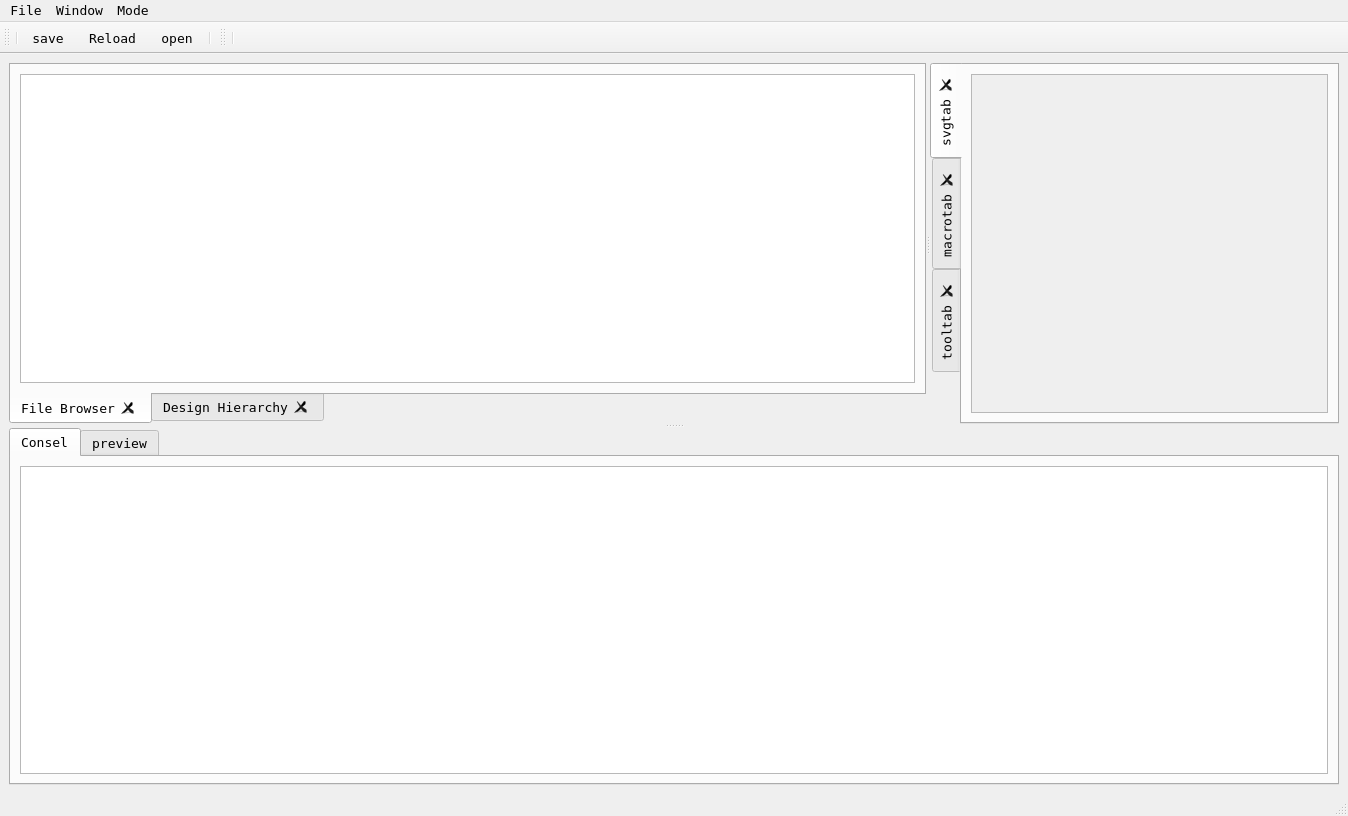
Qt form uvs.ui (henry-czh/cbs_smt) before a commit.
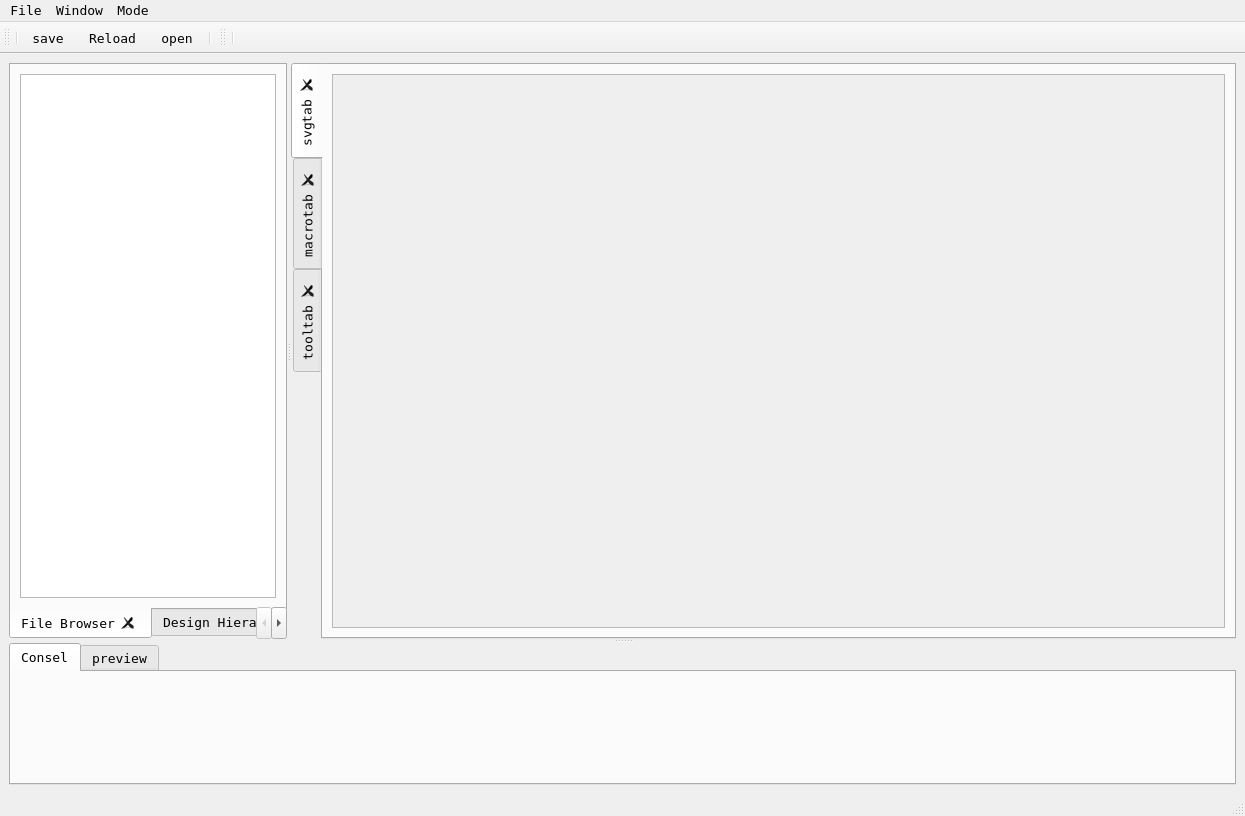
The same form after that commit. Icons and pictures are not drawn.

What changed in the file:
```diff
--- a/uvs.ui
+++ b/uvs.ui
@@ -9,7 +9,7 @@
    <rect>
     <x>0</x>
     <y>0</y>
-    <width>1348</width>
+    <width>1245</width>
     <height>816</height>
    </rect>
   </property>
@@ -45,10 +45,22 @@
    <layout class="QHBoxLayout" name="horizontalLayout">
     <item>
      <widget class="QSplitter" name="splitter_2">
+      <property name="sizePolicy">
+       <sizepolicy hsizetype="Expanding" vsizetype="Expanding">
+        <horstretch>8</horstretch>
+        <verstretch>0</verstretch>
+       </sizepolicy>
+      </property>
       <property name="orientation">
        <enum>Qt::Vertical</enum>
       </property>
       <widget class="QSplitter" name="splitter">
+       <property name="sizePolicy">
+        <sizepolicy hsizetype="Expanding" vsizetype="Expanding">
+         <horstretch>0</horstretch>
+         <verstretch>8</verstretch>
+        </sizepolicy>
+       </property>
        <property name="orientation">
         <enum>Qt::Horizontal</enum>
        </property>
@@ -56,7 +68,7 @@
         <property name="sizePolicy">
          <sizepolicy hsizetype="Expanding" vsizetype="Expanding">
           <horstretch>0</horstretch>
-          <verstretch>0</verstretch>
+          <verstretch>3</verstretch>
          </sizepolicy>
         </property>
         <property name="minimumSize">
@@ -162,6 +174,9 @@
             <property name="sizeAdjustPolicy">
              <enum>QAbstractScrollArea::AdjustToContents</enum>
             </property>
+            <property name="wordWrap">
+             <bool>true</bool>
+            </property>
            </widget>
           </item>
          </layout>
@@ -232,6 +247,12 @@
         </widget>
        </widget>
        <widget class="QTabWidget" name="main_tabWidget">
+        <property name="sizePolicy">
+         <sizepolicy hsizetype="Expanding" vsizetype="Expanding">
+          <horstretch>1</horstretch>
+          <verstretch>7</verstretch>
+         </sizepolicy>
+        </property>
         <property name="minimumSize">
          <size>
           <width>0</width>
@@ -310,7 +331,7 @@
               <rect>
                <x>0</x>
                <y>0</y>
-               <width>355</width>
+               <width>891</width>
                <height>334</height>
               </rect>
              </property>
@@ -346,8 +367,8 @@
       <widget class="QTabWidget" name="tabWidget_2">
        <property name="sizePolicy">
         <sizepolicy hsizetype="Expanding" vsizetype="Expanding">
-         <horstretch>0</horstretch>
-         <verstretch>0</verstretch>
+         <horstretch>1</horstretch>
+         <verstretch>2</verstretch>
         </sizepolicy>
        </property>
        <property name="minimumSize">
@@ -384,18 +405,7 @@
         <attribute name="title">
          <string>Consel</string>
         </attribute>
-        <layout class="QVBoxLayout" name="verticalLayout_5">
-         <item>
-          <widget class="QTextBrowser" name="textBrowser">
-           <property name="font">
-            <font>
-             <family>Monospace</family>
-             <pointsize>10</pointsize>
-            </font>
-           </property>
-          </widget>
-         </item>
-        </layout>
+        <layout class="QVBoxLayout" name="verticalLayout_5"/>
        </widget>
        <widget class="QWidget" name="pewview">
         <attribute name="title">
@@ -424,7 +434,7 @@
     <rect>
      <x>0</x>
      <y>0</y>
-     <width>1348</width>
+     <width>1245</width>
      <height>22</height>
     </rect>
    </property>
```
